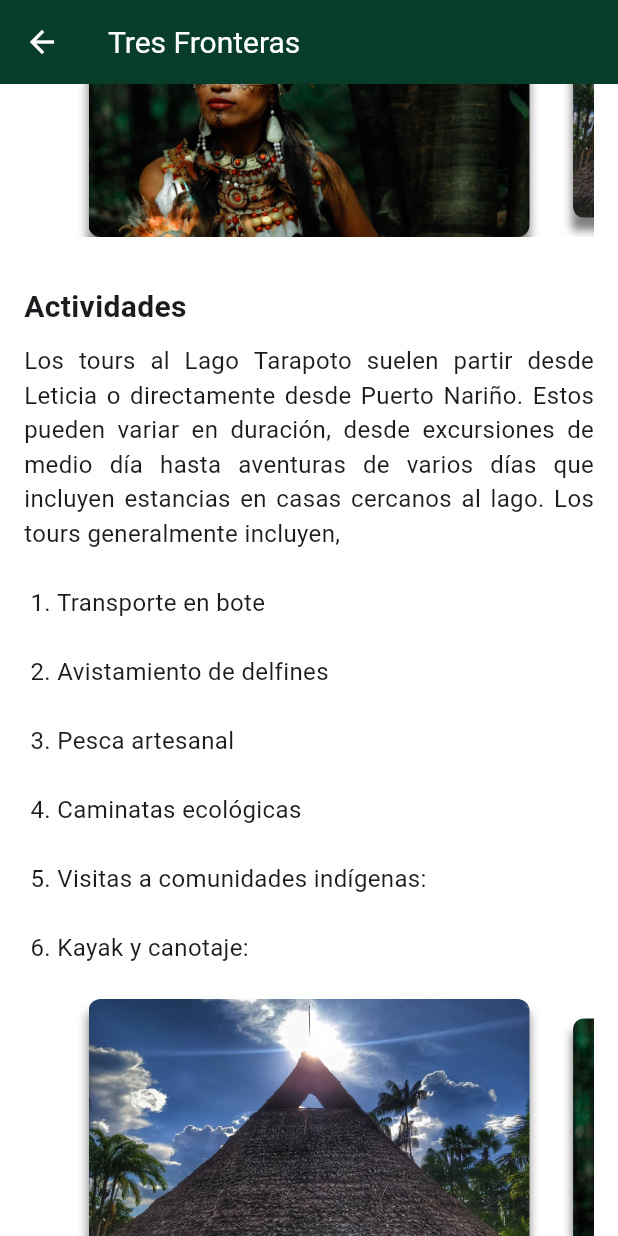
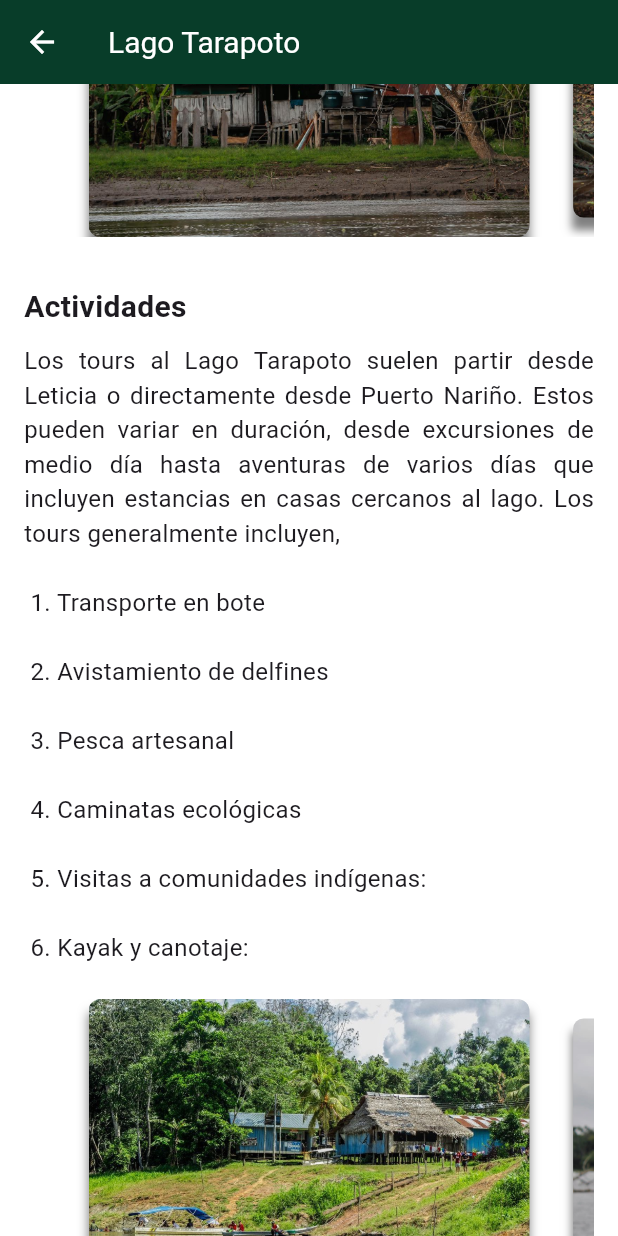
Before and after one commit to monako96/Amazonasapp, a Flutter app: the LagoTarapoto screen opened directly, scrolled down 576 dp, on a phone screen of 412 x 824 dp. Run offline on Flutter 3.47's test engine with Material 3 defaults, Android fonts, the light colour scheme and no system bars; drawn by our look-alikes of carousel_slider; our stand-ins replace cloud_firestore, firebase_auth, firebase_core, flutter_rating_bar, google_sign_in; accounts and stored records are empty.

Commit message:
actualizacion de imagenes y estilo de boton

```diff
--- a/lib/inicio/bienvenida_screen.dart
+++ b/lib/inicio/bienvenida_screen.dart
@@ -2,7 +2,7 @@
 
 import 'package:flutter/material.dart';
 import 'dart:async';
-import 'navigation_bar.dart'; // Asegúrate de importar correctamente el NavigationScreen
+import 'navigation_bar.dart';
 
 class BienvenidScreen extends StatefulWidget {
   const BienvenidScreen({super.key});
@@ -37,7 +37,7 @@ class BienvenidScreenState extends State<BienvenidScreen> {
             height: double.infinity,
             alignment: Alignment.center,
           ),
-          // Aquí puedes agregar un indicador de carga si lo deseas
+
         ],
       ),
     );
--- a/lib/sitiosturisticos/lago_tarapoto.dart
+++ b/lib/sitiosturisticos/lago_tarapoto.dart
@@ -50,7 +50,7 @@ class LagoTarapoto extends StatelessWidget {
   Widget build(BuildContext context) {
     return Scaffold(
       appBar: AppBar(
-        title: const Text('Tres Fronteras'),
+        title: const Text('Lago Tarapoto'),
         backgroundColor: Color.fromARGB(255, 0, 59, 31),
         iconTheme: IconThemeData(
           color: Colors.white, // Cambia el color de la flecha de devolver aquí si es necesario
@@ -64,7 +64,7 @@ class LagoTarapoto extends StatelessWidget {
               alignment: Alignment.center,
               children: [
                 Image.asset(
-                  'assets/paisajes/victoria.jpg',
+                  'assets/AmazonasPh/puertonarino/22.jpg',
                   fit: BoxFit.cover,
                   height: 150,
                   width: MediaQuery.of(context).size.width,
@@ -92,9 +92,12 @@ class LagoTarapoto extends StatelessWidget {
               content:
               'El Lago Tarapoto es una maravilla natural ubicada cerca de Puerto Nariño, en la región amazónica de Colombia. Este lago es famoso por su biodiversidad, especialmente por ser el hábitat de los delfines rosados y grises, y por su rica vegetación acuática y terrestre. La visita al Lago Tarapoto ofrece una experiencia única de ecoturismo y aventura, permitiendo a los visitantes conectar de cerca con la naturaleza virgen del Amazonas.\n',
               imagePaths: [
-                "assets/paisajes/indigenas.jpg",
-                "assets/paisajes/cultura.jpg",
-                "assets/paisajes/mono.jpg",
+                "assets/AmazonasPh/Rio/3.jpg",
+                "assets/AmazonasPh/Rio/4.jpg",
+                "assets/AmazonasPh/aves/31.jpg",
+                "assets/AmazonasPh/Rio/7.jpg",
+                "assets/AmazonasPh/puertonarino/12.jpg",
+
               ],
             ),
             informativeSection(
@@ -109,9 +112,11 @@ class LagoTarapoto extends StatelessWidget {
                   '\n\n 5. Visitas a comunidades indígenas:'
                   '\n\n 6. Kayak y canotaje: \n',
               imagePaths: [
-                "assets/paisajes/cultura.jpg",
-                "assets/paisajes/indigenas.jpg",
-                "assets/paisajes/mono.jpg",
+                "assets/AmazonasPh/Rio/9.jpg",
+                "assets/AmazonasPh/puertonarino/18.jpg",
+                "assets/AmazonasPh/puertonarino/19.jpg",
+                "assets/AmazonasPh/Rio/8.jpg",
+
               ],
             ),
             informativeSection(
@@ -130,15 +135,17 @@ class LagoTarapoto extends StatelessWidget {
                 child: ElevatedButton(
                   onPressed: _launchGoogleMaps,
                   style: ElevatedButton.styleFrom(
+                    backgroundColor: Color.fromARGB(255, 0, 59, 31), // Color de fondo
+                    foregroundColor: Colors.white, // Color de las letras
                     elevation: 2,
                     shape: RoundedRectangleBorder(
-                      borderRadius: BorderRadius.circular(10.0),
+                      borderRadius: BorderRadius.circular(30.0),
                     ),
                   ),
                   child: const Text('Abrir en Google Maps'),
                 ),
               ),
-            ),
+            )
           ],
         ),
       ),
--- a/pubspec.yaml
+++ b/pubspec.yaml
@@ -207,7 +207,9 @@ flutter:
     - assets/AmazonasPh/aves/34.jpg
     - assets/AmazonasPh/aves/35.jpg
     - assets/AmazonasPh/aves/36.jpg
-
+    - assets/AmazonasPh/aves/37.jpg
+    - assets/AmazonasPh/aves/38.jpg
+    - assets/AmazonasPh/aves/39.jpg
       #rios
     - assets/AmazonasPh/Rio/1.jpg
     - assets/AmazonasPh/Rio/2.jpg
```
Also changed, not shown: lib/sitiosturisticos/comunidad_macedonia.dart (+12 -9 lines), lib/sitiosturisticos/isla_micos.dart (+15 -9 lines), lib/sitiosturisticos/mundo_amazonico.dart (+12 -9 lines), lib/sitiosturisticos/parque_loros.dart (+17 -11 lines), lib/sitiosturisticos/puerto_narino.dart (+16 -9 lines), lib/sitiosturisticos/reserva_tanimboca.dart (+14 -9 lines), lib/sitiosturisticos/tres_fronteras.dart (+6 -4 lines), assets/AmazonasPh/aves/37.jpg (added), assets/AmazonasPh/aves/38.jpg (added), assets/AmazonasPh/aves/39.jpg (added), 1 other file.
